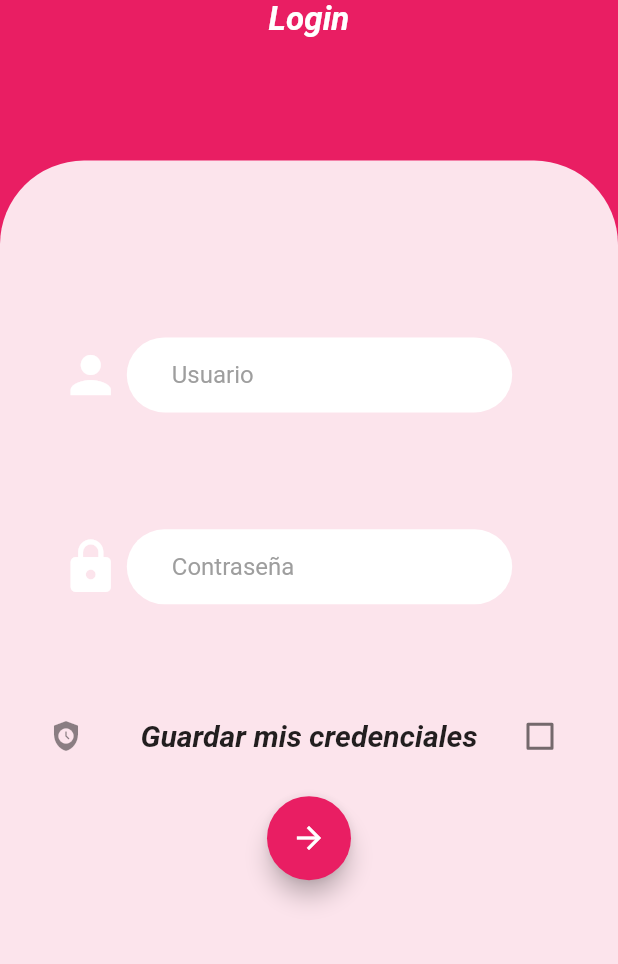
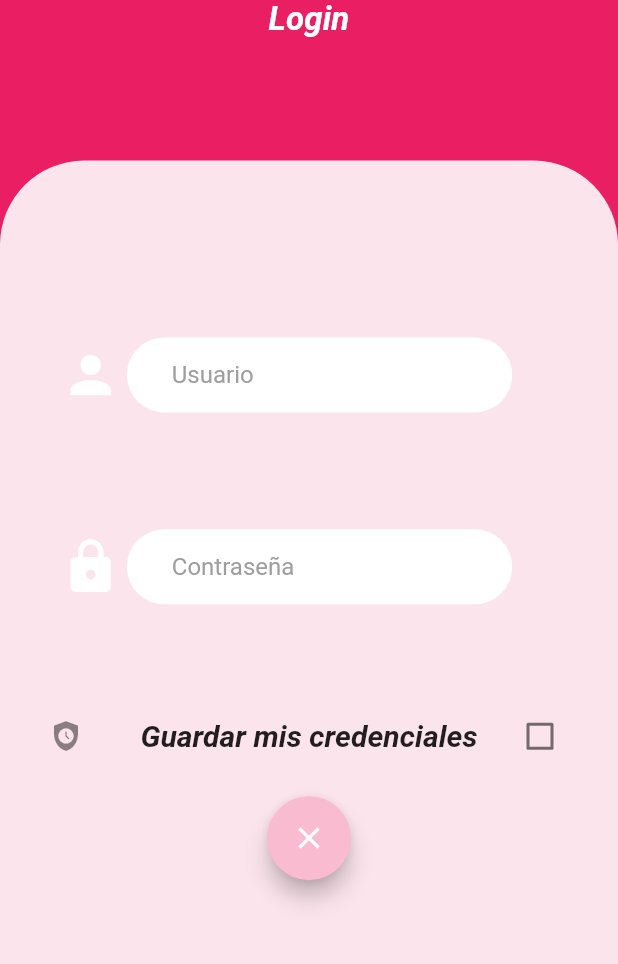
Before and after one commit to TheKevinBer/pokemon, a Flutter app: the screen it shows after launch, on a phone screen of 412 x 824 dp, the part 272-1236 px from its top. Run offline on Flutter 3.47's test engine with Material 2 defaults, Android fonts, the phone set to English and light mode, and no system bars; our stand-ins replace cached_network_image, rxdart, shared_preferences; Roboto replaces fonts that are missing (Montserrat).

Commit message:
fin login

```diff
--- a/lib/main.dart
+++ b/lib/main.dart
@@ -37,8 +37,8 @@ class _MyAppState extends State<MyApp> {
       navigatorKey: navigatorKey,
       scaffoldMessengerKey: messengerKey,
       debugShowCheckedModeBanner: false,
-      title: 'UNLA',
-      initialRoute: "login",
+      title: 'Pokemon',
+      initialRoute: "loading",
       routes: getapplicationRoutes(),
       theme: ThemeData(
           //color del la vista morado letras
--- a/lib/src/bloc/validators.dart
+++ b/lib/src/bloc/validators.dart
@@ -4,12 +4,12 @@ import 'dart:async';
 class Validators {
   final validarEmail =
       StreamTransformer<String, String>.fromHandlers(handleData: (email, sink) {
-    Pattern pattern = r'^([0-9])*$';
+    Pattern pattern = r'^([0-9]{5})*$';
     RegExp regExp = RegExp(pattern as String);
     if (regExp.hasMatch(email)) {
       sink.add(email);
     } else {
-      sink.addError('El numero de control no es correcto');
+      sink.addError('El usuario no es correcto');
     }
   });
 
--- a/lib/src/paginas/login_pages.dart
+++ b/lib/src/paginas/login_pages.dart
@@ -14,6 +14,7 @@ class LoginPage extends StatefulWidget {
 
 class _LoginPageState extends State<LoginPage> {
   bool? checkGuardarDatos = false;
+  bool isLoading = false;
   final pref = PreferenciasUsuario();
   @override
   void initState() {
@@ -119,9 +120,12 @@ class _LoginPageState extends State<LoginPage> {
                                   stream: bloc.formValidStream,
                                   builder: (BuildContext context,
                                       AsyncSnapshot snapshot) {
-                                    return FloatingActionButton(
+                                    return snapshot.data != null
+                                        ? FloatingActionButton(
                                             onPressed: () {
                                               ////ingresar
+                                              FocusScope.of(context)
+                                                  .unfocus(); //quita el teclado
                                               check = pref.check;
                                               if (check!) {
                                                 pref.usuario = bloc.email;
@@ -133,6 +137,14 @@ class _LoginPageState extends State<LoginPage> {
                                             backgroundColor: pageColor,
                                             child: const Icon(
                                               Icons.arrow_forward,
+                                              color: Colors.white,
+                                            ),
+                                          )
+                                        : FloatingActionButton(
+                                            onPressed: null,
+                                            backgroundColor: pageColor.shade100,
+                                            child: const Icon(
+                                              Icons.close,
                                               color: Colors.white,
                                             ),
                                           );
@@ -300,20 +312,4 @@ class _LoginPageState extends State<LoginPage> {
           );
         });
   }
-
-  /*_login(LoginBloc bloc, BuildContext context) async {
-    Map info = await usuarioProvider.login(bloc.email, bloc.pass);
-
-    if (info['ok'] && info['mensaje'] == "408") {
-      //setState(() => isLoading = false);
-      //sinconexion(context);
-    } else {
-      if (info['ok']) {
-        Navigator.pushReplacementNamed(context, 'loading');
-      } else {
-        // setState(() => isLoading = false);
-        //mostrarAlerta(context, info['mensaje']);
 }
-    }
-  }*/
-}
--- a/lib/src/routes/routes.dart
+++ b/lib/src/routes/routes.dart
@@ -1,4 +1,5 @@
 import 'package:flutter/material.dart';
+import 'package:poke/src/paginas/loading_page.dart';
 import 'package:poke/src/paginas/login_pages.dart';
 
 import '../paginas/detail_screen.dart';
@@ -9,6 +10,7 @@ Map<String, WidgetBuilder> getapplicationRoutes() {
     'home': (BuildContext context) => const HomePage(),
     'login': (BuildContext context) => const LoginPage(),
     'detail': (BuildContext context) => const DetailScreen(),
+    'loading': (BuildContext context) => const LoadingPage(),
   };
 
   return rutas;
```
Also changed, not shown: lib/src/paginas/detail_screen.dart (+8 -17 lines), lib/src/paginas/home_pages.dart (+44 -5 lines), lib/src/paginas/loading_page.dart (added, +50 -0 lines), 1 other file. Lines whose indentation alone changed are shown as unchanged.
